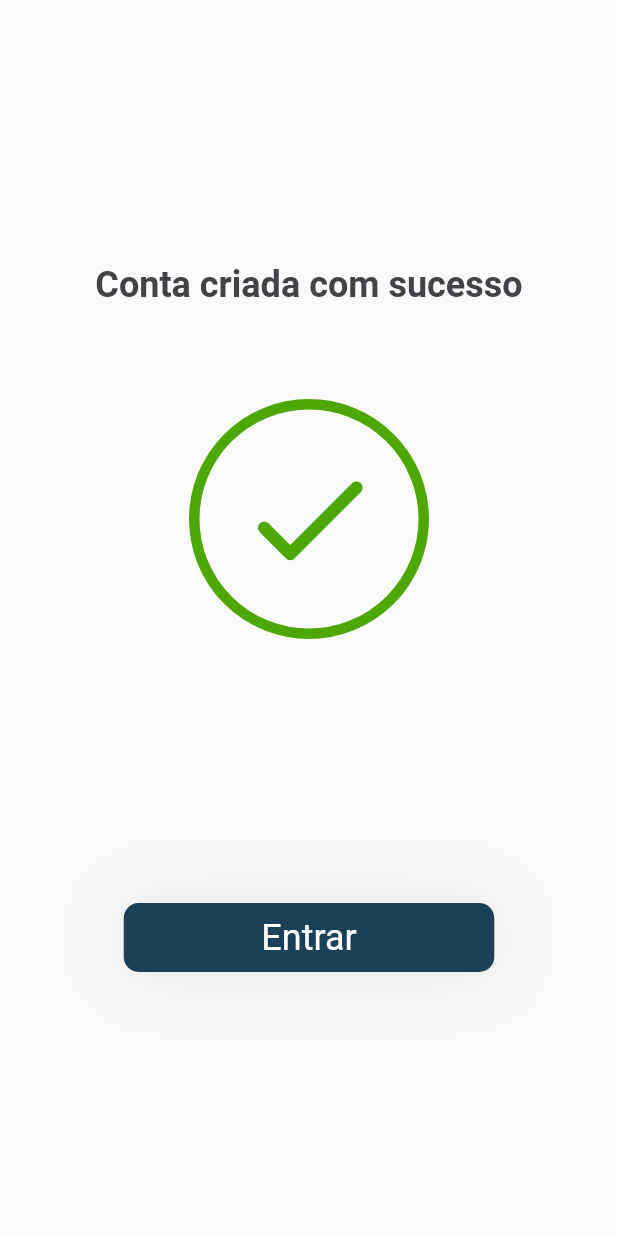
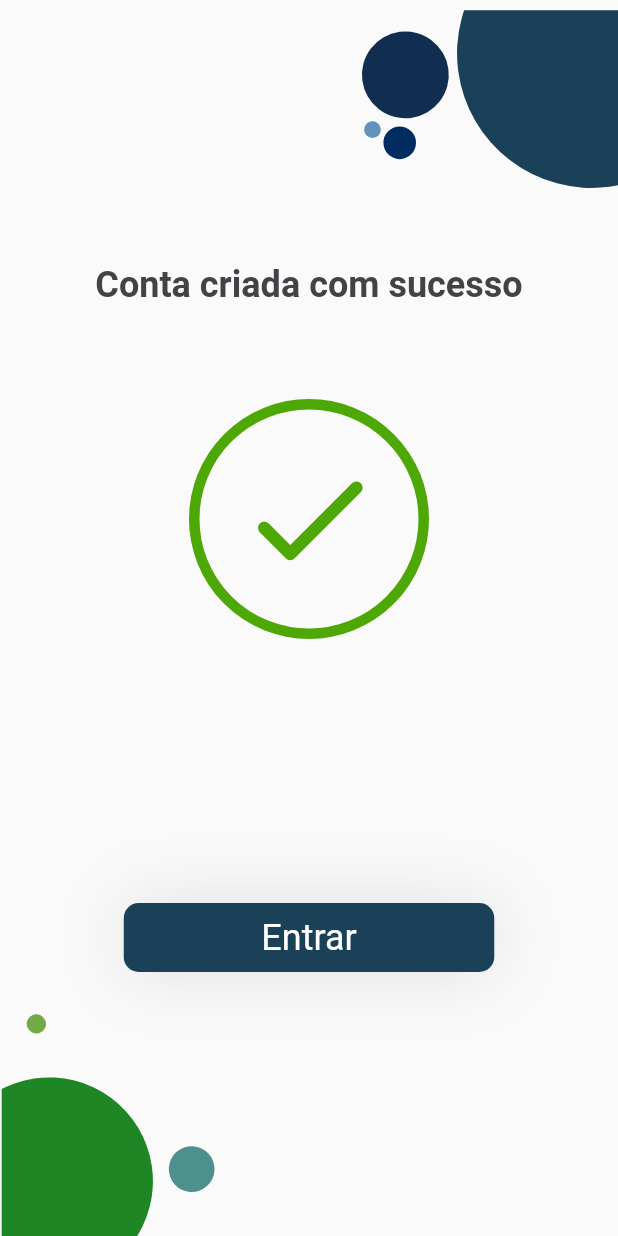
Before and after one commit to BeatEcoprove/beat_ecoprove_mobile, a Flutter app: the CompleteSignInView screen opened by its route, on a phone screen of 412 x 824 dp. Run offline on Flutter 3.47's test engine with Material 2 defaults, Android fonts, the phone set to English and light mode, and no system bars; our stand-ins replace flutter_svg, get_it, go_router, image_picker.

Commit message:
refactor: AppBackground, implemented completed sign in background

```diff
--- a/lib/auth/presentation/login/login_form.dart
+++ b/lib/auth/presentation/login/login_form.dart
@@ -76,8 +76,7 @@ class _LoginFormState extends State<LoginForm> {
                 const Align(
                   alignment: Alignment.centerRight,
                   child: Padding(
-                      padding:
-                          EdgeInsets.symmetric(vertical: 16, horizontal: 8),
+                    padding: EdgeInsets.symmetric(vertical: 16, horizontal: 8),
                     child: Text("Esqueceu-se da Palavra-chave?",
                         style: AppText.underlineStyle),
                   ),
@@ -113,7 +112,8 @@ class _LoginFormState extends State<LoginForm> {
                 ],
               ),
             )
-            ]),
+          ],
+        ),
       ),
     );
   }
--- a/lib/auth/presentation/sign_in/complete_sign_in_view.dart
+++ b/lib/auth/presentation/sign_in/complete_sign_in_view.dart
@@ -1,21 +1,25 @@
 import 'package:beat_ecoprove/core/config/global.dart';
+import 'package:beat_ecoprove/core/widgets/application_background.dart';
 import 'package:beat_ecoprove/core/widgets/formatted_button/formated_button.dart';
 import 'package:beat_ecoprove/core/widgets/step_by_step/circle.dart';
 import 'package:flutter/material.dart';
+import 'package:go_router/go_router.dart';
 
 class CompleteSignInView extends StatelessWidget {
   const CompleteSignInView({super.key});
 
   @override
   Widget build(BuildContext context) {
-    return const Scaffold(
-        body: Stack(
-      children: [
-        Center(
+    final router = GoRouter.of(context);
+
+    return Scaffold(
+      body: AppBackground(
+        type: AppBackgrounds.completed,
+        content: Center(
           child: Column(
             mainAxisAlignment: MainAxisAlignment.spaceEvenly,
             children: [
-              Column(
+              const Column(
                 children: [
                   Text(
                     "Conta criada com sucesso",
@@ -32,16 +36,18 @@ class CompleteSignInView extends StatelessWidget {
                       Icons.check_rounded,
                       color: AppColor.lightGreen,
                       size: 100,
-                      )),
+                    ),
+                  ),
                 ],
               ),
               FormattedButton(
                 content: "Entrar",
+                onPress: () => router.go("/"),
               ),
             ],
           ),
-        )
-      ],
-    ));
+        ),
+      ),
+    );
   }
 }
--- a/lib/auth/presentation/sign_in/sign_in_controller/sign_in_view_controller.dart
+++ b/lib/auth/presentation/sign_in/sign_in_controller/sign_in_view_controller.dart
@@ -32,7 +32,8 @@ class _SignInViewControllerState extends State<SignInViewController> {
   @override
   Widget build(BuildContext context) {
     return ViewModelProvider(
-        viewModel: _signInController,
-        child: SignInWrapper(sections: widget.sections));
+      viewModel: _signInController,
+      child: SignInWrapper(sections: widget.sections),
+    );
   }
 }
--- a/lib/core/widgets/application_background.dart
+++ b/lib/core/widgets/application_background.dart
@@ -1,23 +1,22 @@
 import 'package:beat_ecoprove/core/widgets/svg_image.dart';
 import 'package:flutter/material.dart';
 
-class ApplicationBackground extends StatelessWidget {
+class AppBackground extends StatelessWidget {
   static const double backgroundImageHeigth = 150;
 
   final Widget content;
+  final AppBackgrounds type;
 
-  const ApplicationBackground({required this.content, Key? key})
+  const AppBackground({required this.content, required this.type, Key? key})
       : super(key: key);
 
-  @override
-  Widget build(BuildContext context) {
-    return SafeArea(
-        child: Stack(children: [
+  Widget background1(Widget content) {
+    return Stack(children: [
       const Positioned.fill(
           child: Align(
         alignment: Alignment.topRight,
         child: SvgImage(
-          path: 'assets/background1.svg',
+          path: 'assets/background1/background1.svg',
           heigth: backgroundImageHeigth,
           width: backgroundImageHeigth,
         ),
@@ -28,7 +27,7 @@ class ApplicationBackground extends StatelessWidget {
           child: Align(
             alignment: Alignment.centerLeft,
             child: SvgImage(
-              path: 'assets/background2.svg',
+              path: 'assets/background1/background2.svg',
               heigth: backgroundImageHeigth,
               width: backgroundImageHeigth,
             ),
@@ -38,12 +37,58 @@ class ApplicationBackground extends StatelessWidget {
           child: Align(
         alignment: Alignment.bottomRight,
         child: SvgImage(
-          path: 'assets/background3.svg',
+          path: 'assets/background1/background3.svg',
           heigth: backgroundImageHeigth,
           width: backgroundImageHeigth,
         ),
       )),
       content
-    ]));
+    ]);
+  }
+
+  Widget background2(Widget content) {
+    return Stack(children: [
+      const Positioned.fill(
+        child: Align(
+          alignment: Alignment.topRight,
+          child: SvgImage(
+            path: 'assets/background2/background1.svg',
+            heigth: 200,
+            width: 200,
+          ),
+        ),
+      ),
+      // Second Widget
+      const Positioned.fill(
+        top: 130,
+        child: Align(
+          alignment: Alignment.bottomLeft,
+          child: SvgImage(
+            path: 'assets/background2/background2.svg',
+            heigth: backgroundImageHeigth,
+            width: backgroundImageHeigth,
+          ),
+        ),
+      ),
+      content
+    ]);
+  }
+
+  Widget defualtBackground(Widget content) {
+    switch (type) {
+      case AppBackgrounds.login:
+        return background1(content);
+      case AppBackgrounds.completed:
+        return background2(content);
+      default:
+        return background1(content);
+    }
+  }
+
+  @override
+  Widget build(BuildContext context) {
+    return SafeArea(child: defualtBackground(content));
   }
 }
+
+enum AppBackgrounds { login, completed }
```
Also changed, not shown: lib/auth/presentation/login/login_view.dart (+6 -4 lines), lib/auth/presentation/select_user/select_user_form.dart (+8 -6 lines), lib/auth/presentation/select_user/select_user_view.dart (+8 -5 lines), lib/auth/presentation/sign_in/stages/enterprise/enterprise_address_stage.dart (+7 -6 lines), lib/auth/widgets/scroll_handler.dart (+6 -2 lines), pubspec.yaml (+5 -4 lines), assets/background1/background1.svg (renamed from assets/background1.svg), assets/background1/background2.svg (renamed from assets/background2.svg), assets/background1/background3.svg (renamed from assets/background3.svg), assets/background2/background1.svg (added), assets/background2/background2.svg (added). Lines whose indentation alone changed are shown as unchanged.
